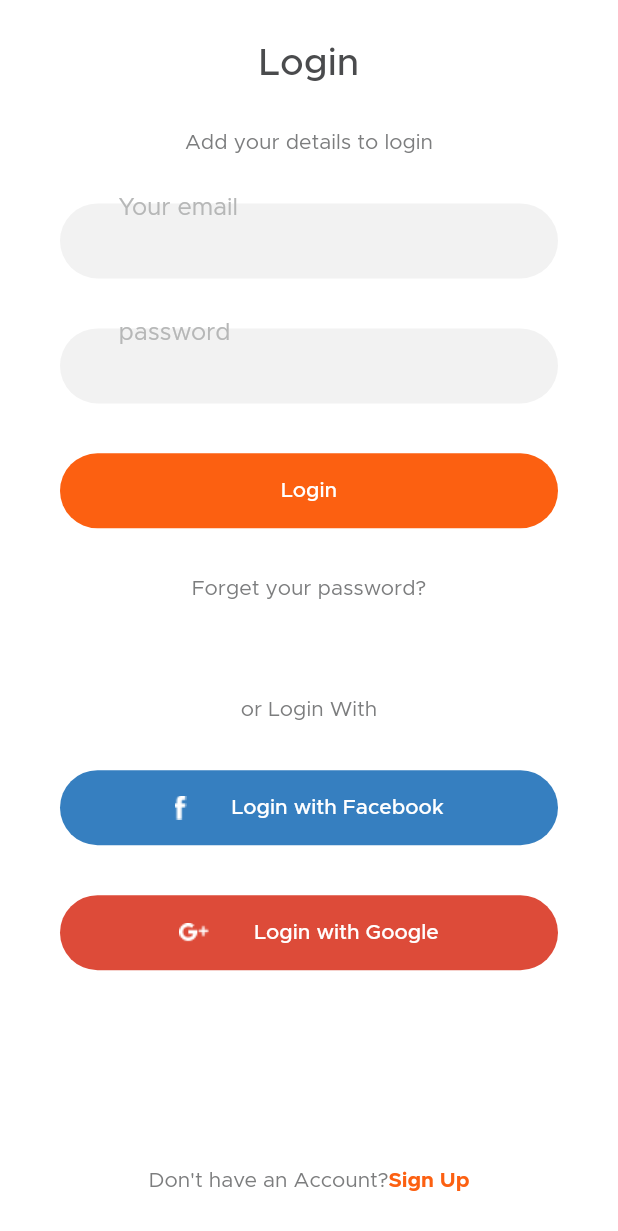
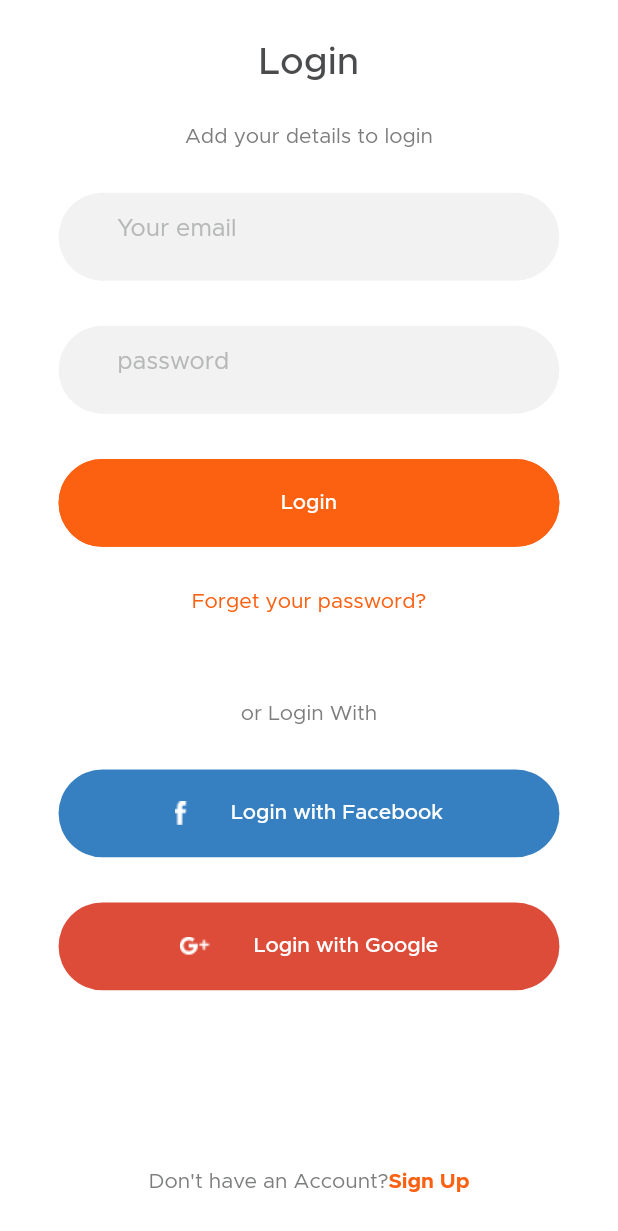
Before and after one commit to AboudHamado95/meal-monkey-ap, a Flutter app: the LandingScreen screen opened by its route, after a tap on "Login", on a phone screen of 412 x 824 dp. Shown: the top 1231 px of the screen. Run offline on Flutter 3.47's test engine with Material 2 defaults, Android fonts, the phone set to English and light mode, and no system bars; our stand-ins replace bloc, dartz, dio, equatable, firebase_core, internet_connection_checker; accounts and stored records are empty.

Commit message:
login screen commit

```diff
--- a/lib/config/routes/app_routes.dart
+++ b/lib/config/routes/app_routes.dart
@@ -6,6 +6,7 @@ import 'package:meal_monkey/features/splash/presentation/screens/landingScreen.d
 class Routes {
   static const String initialRoute = '/';
   static const String homeScreen = '/home_screen';
+  static const String landingScreen = '/landing_screen';
   static const String loginScreen = '/login_screen';
 }
 
@@ -13,6 +14,8 @@ class AppRoute {
   static Route? onGenerateRoute(RouteSettings settings) {
     switch (settings.name) {
       case Routes.initialRoute:
+        return materialBuilder(widget: const LandingScreen());
+      case Routes.landingScreen:
         return materialBuilder(widget: const LandingScreen());
       case Routes.loginScreen:
         return materialBuilder(widget: const LoginScreen());
--- a/lib/core/widgets/customTextInput.dart
+++ b/lib/core/widgets/customTextInput.dart
@@ -15,7 +15,7 @@ class CustomTextInput extends StatelessWidget {
   Widget build(BuildContext context) {
     return Container(
       width: double.infinity,
-      height: 50,
+      height: context.height10 * 6,
       decoration: const ShapeDecoration(
         color: AppColors.placeholderBg,
         shape: StadiumBorder(),
@@ -24,10 +24,11 @@ class CustomTextInput extends StatelessWidget {
         decoration: InputDecoration(
           border: InputBorder.none,
           hintText: _hintText,
+
           hintStyle: const TextStyle(
             color: AppColors.placeholder,
           ),
-          contentPadding: EdgeInsets.all(_padding),
+          contentPadding: EdgeInsets.only(left: _padding),
         ),
       ),
     );
--- /dev/null
+++ b/lib/core/widgets/custom_button_widget.dart
@@ -0,0 +1,39 @@
+import 'package:flutter/material.dart';
+
+import 'package:meal_monkey/core/utils/app_colors.dart';
+import 'package:meal_monkey/core/utils/dimensions.dart';
+
+class CustomButtonWidget extends StatelessWidget {
+  const CustomButtonWidget({
+    Key? key,
+    required this.text,
+    required this.onTap,
+    required this.backgroundColor,
+    required this.foregroundColor,
+  }) : super(key: key);
+  final String text;
+  final VoidCallback onTap;
+  final Color backgroundColor;
+  final Color foregroundColor;
+  @override
+  Widget build(BuildContext context) {
+    return SizedBox(
+      height: context.height20 * 3,
+      width: double.infinity,
+      child: ElevatedButton(
+        onPressed: onTap,
+        style: ButtonStyle(
+          backgroundColor: MaterialStateProperty.all(backgroundColor),
+          foregroundColor: MaterialStateProperty.all(foregroundColor),
+          shape: MaterialStateProperty.all(
+            StadiumBorder(
+              side: BorderSide(
+                  color: AppColors.orange, width: context.width15 / 10),
+            ),
+          ),
+        ),
+        child: Text(text),
+      ),
+    );
+  }
+}
--- a/lib/features/auth/presentation/screens/login_screen.dart
+++ b/lib/features/auth/presentation/screens/login_screen.dart
@@ -1,10 +1,12 @@
-
 import 'package:flutter/material.dart';
+import 'package:meal_monkey/config/routes/app_routes.dart';
 import 'package:meal_monkey/core/utils/app_colors.dart';
 import 'package:meal_monkey/core/utils/assets_manager.dart';
 
 import 'package:meal_monkey/core/utils/dimensions.dart';
 import 'package:meal_monkey/core/widgets/customTextInput.dart';
+import 'package:meal_monkey/core/widgets/custom_button_widget.dart';
+import 'package:meal_monkey/features/auth/presentation/widgets/custom_button_img_widget.dart';
 
 class LoginScreen extends StatelessWidget {
   const LoginScreen({super.key});
@@ -12,14 +14,15 @@ class LoginScreen extends StatelessWidget {
   @override
   Widget build(BuildContext context) {
     return Scaffold(
-      body: SizedBox(
+      body: SingleChildScrollView(
+        child: SizedBox(
           height: context.screenHeight,
           width: context.screenWidth,
           child: SafeArea(
             child: Container(
-            padding: const EdgeInsets.symmetric(
-              horizontal: 40,
-              vertical: 30,
+              padding: EdgeInsets.symmetric(
+                horizontal: context.height20 * 2,
+                vertical: context.width30,
               ),
               child: Column(
                 children: [
@@ -40,76 +43,41 @@ class LoginScreen extends StatelessWidget {
                     padding: context.height20 * 2,
                   ),
                   const Spacer(),
-                SizedBox(
-                  height: 50,
-                  width: double.infinity,
-                  child: ElevatedButton(
-                    onPressed: () {},
-                    child: const Text("Login"),
-                  ),
-                ),
+                  CustomButtonWidget(
+                      text: 'Login',
+                      onTap: () {
+                        Navigator.of(context)
+                            .pushReplacementNamed(Routes.landingScreen);
+                      },
+                      backgroundColor: AppColors.orange,
+                      foregroundColor: Colors.white),
                   const Spacer(),
                   GestureDetector(
                     onTap: () {
                       // Navigator.of(context)
                       //     .pushReplacementNamed(ForgetPwScreen.routeName);
                     },
-                  child: const Text("Forget your password?"),
+                    child: const Text(
+                      "Forget your password?",
+                      style: TextStyle(color: AppColors.orange),
+                    ),
                   ),
                   const Spacer(
                     flex: 2,
                   ),
                   const Text("or Login With"),
                   const Spacer(),
-                SizedBox(
-                  height: 50,
-                  width: double.infinity,
-                  child: ElevatedButton(
-                    style: ButtonStyle(
-                      backgroundColor: MaterialStateProperty.all(
-                        const Color(
-                          0xFF367FC0,
-                        ),
-                      ),
-                    ),
-                    onPressed: () {},
-                    child: Row(
-                      mainAxisAlignment: MainAxisAlignment.center,
-                      children: [
-                        Image.asset(ImgAssets.fbImg),
-                        const SizedBox(
-                          width: 30,
-                        ),
-                        const Text("Login with Facebook")
-                      ],
-                    ),
-                  ),
-                ),
+                  CustomButtonImgWidget(
+                      backgroundColor: 0xFF367FC0,
+                      onTap: () {},
+                      image: ImgAssets.fbImg,
+                      textButton: "Login with Facebook"),
                   const Spacer(),
-                SizedBox(
-                  height: 50,
-                  width: double.infinity,
-                  child: ElevatedButton(
-                    style: ButtonStyle(
-                      backgroundColor: MaterialStateProperty.all(
-                        const Color(
-                          0xFFDD4B39,
-                        ),
-                      ),
-                    ),
-                    onPressed: () {},
-                    child: Row(
-                      mainAxisAlignment: MainAxisAlignment.center,
-                      children: [
-                        Image.asset(ImgAssets.googleImg),
-                        const SizedBox(
-                          width: 30,
-                        ),
-                        const Text("Login with Google")
-                      ],
-                    ),
-                  ),
-                ),
+                  CustomButtonImgWidget(
+                      backgroundColor: 0xFFDD4B39,
+                      onTap: () {},
+                      image: ImgAssets.googleImg,
+                      textButton: "Login with Google"),
                   const Spacer(
                     flex: 4,
                   ),
@@ -137,6 +105,7 @@ class LoginScreen extends StatelessWidget {
             ),
           ),
         ),
+      ),
     );
   }
 }
--- /dev/null
+++ b/lib/features/auth/presentation/widgets/custom_button_img_widget.dart
@@ -0,0 +1,43 @@
+import 'package:flutter/material.dart';
+
+import 'package:meal_monkey/core/utils/dimensions.dart';
+
+class CustomButtonImgWidget extends StatelessWidget {
+  const CustomButtonImgWidget(
+      {Key? key,
+      required this.backgroundColor,
+      required this.onTap,
+      required this.image,
+      required this.textButton})
+      : super(key: key);
+  final int backgroundColor;
+  final VoidCallback onTap;
+  final String image;
+  final String textButton;
+
+  @override
+  Widget build(BuildContext context) {
+    return SizedBox(
+      height: context.height20 * 3,
+      width: double.infinity,
+      child: ElevatedButton(
+        style: ButtonStyle(
+          backgroundColor: MaterialStateProperty.all(
+            Color(backgroundColor),
+          ),
+        ),
+        onPressed: onTap,
+        child: Row(
+          mainAxisAlignment: MainAxisAlignment.center,
+          children: [
+            Image.asset(image),
+            SizedBox(
+              width: context.width20 * 1.5,
+            ),
+            Text(textButton)
+          ],
+        ),
+      ),
+    );
+  }
+}
--- a/lib/features/splash/presentation/screens/landingScreen.dart
+++ b/lib/features/splash/presentation/screens/landingScreen.dart
@@ -4,6 +4,7 @@ import 'package:meal_monkey/core/utils/app_colors.dart';
 import 'package:meal_monkey/core/utils/assets_manager.dart';
 
 import 'package:meal_monkey/core/utils/dimensions.dart';
+import 'package:meal_monkey/core/widgets/custom_button_widget.dart';
 import 'package:meal_monkey/features/splash/presentation/widgets/custom_clipper_app_bar_widget.dart';
 
 class LandingScreen extends StatelessWidget {
@@ -63,41 +64,22 @@ class LandingScreen extends StatelessWidget {
                       textAlign: TextAlign.center,
                     ),
                     const Spacer(),
-                    SizedBox(
-                      width: double.infinity,
-                      height: context.height30 * 2,
-                      child: ElevatedButton(
-                        onPressed: () {
+                    CustomButtonWidget(
+                        text: 'Login',
+                        onTap: () {
                           Navigator.of(context)
                               .pushReplacementNamed(Routes.loginScreen);
                         },
-                        child: const Text("Login"),
-                      ),
-                    ),
+                        backgroundColor: AppColors.orange,
+                        foregroundColor: Colors.white),
                     SizedBox(
                       height: context.height20,
                     ),
-                    SizedBox(
-                      width: double.infinity,
-                      height: context.height20 * 3,
-                      child: ElevatedButton(
-                        style: ButtonStyle(
-                          backgroundColor:
-                              MaterialStateProperty.all(Colors.white),
-                          foregroundColor:
-                              MaterialStateProperty.all(AppColors.orange),
-                          shape: MaterialStateProperty.all(
-                            StadiumBorder(
-                              side: BorderSide(
-                                  color: AppColors.orange,
-                                  width: context.width15 / 10),
-                            ),
-                          ),
-                        ),
-                        onPressed: () {},
-                        child: const Text("Create an Account"),
-                      ),
-                    ),
+                    CustomButtonWidget(
+                        text: "Create an Account",
+                        onTap: () {},
+                        backgroundColor: Colors.white,
+                        foregroundColor: AppColors.orange),
                     const Spacer(),
                   ],
                 ),
```
Lines whose indentation alone changed are shown as unchanged.
